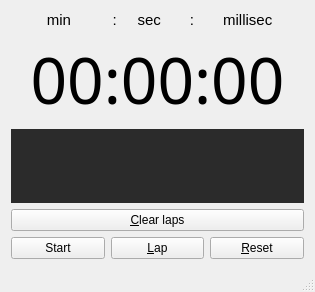
Qt form mainwindow.ui (GTRONICK/QChrono) before a commit.
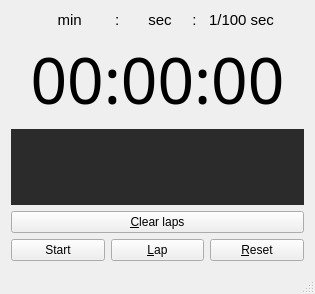
The same form after that commit. Icons and pictures are not drawn.

What changed in the file:
```diff
--- a/mainwindow.ui
+++ b/mainwindow.ui
@@ -7,7 +7,7 @@
     <x>0</x>
     <y>0</y>
     <width>315</width>
-    <height>292</height>
+    <height>294</height>
    </rect>
   </property>
   <property name="windowTitle">
@@ -32,7 +32,7 @@
          </font>
         </property>
         <property name="text">
-         <string>  min          :     sec       :       millisec </string>
+         <string>    min        :       sec     :   1/100 sec</string>
         </property>
         <property name="alignment">
          <set>Qt::AlignCenter</set>
```
